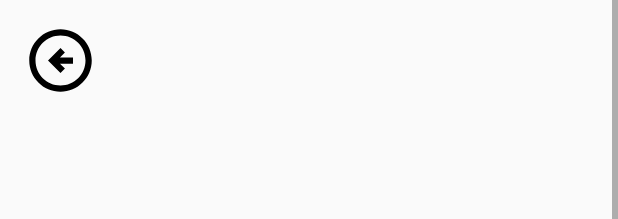
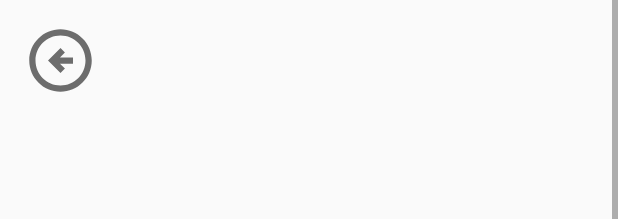
Before and after one commit to alexzagainov/MovieApp, an Android app: the layout activity_movie_details.xml on its own in the app's theme, with its tools: preview values and no code run, on a phone screen of 412 x 824 dp. Shown: the top 219 px of the screen. Run offline under Robolectric (Android 15) with nearby library versions, the phone set to English and light mode, and no system bars.

Commit message:
MOVE BETWEEN ACTIVITIES BUG FIXED

```diff
--- a/app/src/main/java/com/projectapps/movieapp/MainActivity.java
+++ b/app/src/main/java/com/projectapps/movieapp/MainActivity.java
@@ -15,6 +15,7 @@ import android.widget.EditText;
 import android.widget.ImageView;
 import android.widget.Toast;
 
+import com.projectapps.movieapp.adapters.MainMovieListAdapter;
 import com.projectapps.movieapp.models.MovieModel;
 import com.projectapps.movieapp.viewmodels.MovieListViewModel;
 import com.projectapps.movieapp.views.CategoryMoviesList;
--- a/app/src/main/java/com/projectapps/movieapp/ActorsListAdapter.java
+++ b/app/src/main/java/com/projectapps/movieapp/adapters/ActorsListAdapter.java
@@ -1,4 +1,4 @@
-package com.projectapps.movieapp;
+package com.projectapps.movieapp.adapters;
 
 import android.content.Context;
 import android.view.LayoutInflater;
@@ -11,10 +11,10 @@ import androidx.annotation.NonNull;
 import androidx.recyclerview.widget.RecyclerView;
 
 import com.bumptech.glide.Glide;
+import com.projectapps.movieapp.R;
 import com.projectapps.movieapp.models.ActorModel;
 
 import java.util.ArrayList;
-import java.util.zip.Inflater;
 
 public class ActorsListAdapter extends RecyclerView.Adapter<ActorsListAdapter.ActorsViewHolder> {
 
--- a/app/src/main/java/com/projectapps/movieapp/CategoryListAdapter.java
+++ b/app/src/main/java/com/projectapps/movieapp/adapters/CategoryListAdapter.java
@@ -1,4 +1,4 @@
-package com.projectapps.movieapp;
+package com.projectapps.movieapp.adapters;
 
 import android.content.Context;
 import android.view.LayoutInflater;
@@ -11,6 +11,7 @@ import androidx.annotation.NonNull;
 import androidx.recyclerview.widget.RecyclerView;
 
 import com.bumptech.glide.Glide;
+import com.projectapps.movieapp.R;
 import com.projectapps.movieapp.models.MovieModel;
 
 import java.util.ArrayList;
--- a/app/src/main/java/com/projectapps/movieapp/GenreListAdapter.java
+++ b/app/src/main/java/com/projectapps/movieapp/adapters/GenreListAdapter.java
@@ -1,7 +1,6 @@
-package com.projectapps.movieapp;
+package com.projectapps.movieapp.adapters;
 
 import android.content.Context;
-import android.content.Intent;
 import android.view.LayoutInflater;
 import android.view.View;
 import android.view.ViewGroup;
@@ -10,6 +9,7 @@ import android.widget.TextView;
 import androidx.annotation.NonNull;
 import androidx.recyclerview.widget.RecyclerView;
 
+import com.projectapps.movieapp.R;
 import com.projectapps.movieapp.models.GenreModel;
 
 import java.util.ArrayList;
--- a/app/src/main/java/com/projectapps/movieapp/MainMovieListAdapter.java
+++ b/app/src/main/java/com/projectapps/movieapp/adapters/MainMovieListAdapter.java
@@ -1,4 +1,4 @@
-package com.projectapps.movieapp;
+package com.projectapps.movieapp.adapters;
 
 import android.content.Context;
 import android.view.LayoutInflater;
@@ -8,6 +8,7 @@ import android.widget.ImageView;
 import androidx.annotation.NonNull;
 import androidx.recyclerview.widget.RecyclerView;
 import com.bumptech.glide.Glide;
+import com.projectapps.movieapp.R;
 import com.projectapps.movieapp.models.MovieModel;
 import java.util.ArrayList;
 
--- a/app/src/main/java/com/projectapps/movieapp/views/LottieStart.java
+++ b/app/src/main/java/com/projectapps/movieapp/views/LottieStart.java
@@ -23,6 +23,7 @@ public class LottieStart extends AppCompatActivity {
             public void run() {
                 Intent i = new Intent(getApplicationContext(), MainActivity.class);
                 startActivity(i);
+                finish();
             }
         },2000);
 
--- a/app/src/main/res/drawable/arrow_circle_left.xml
+++ b/app/src/main/res/drawable/arrow_circle_left.xml
@@ -1,4 +1,4 @@
-<vector xmlns:android="http://schemas.android.com/apk/res/android" android:height="24dp" android:tint="#000000" android:viewportHeight="24" android:viewportWidth="24" android:width="24dp">
+<vector xmlns:android="http://schemas.android.com/apk/res/android" android:height="24dp" android:tint="#6D6D6D" android:viewportHeight="24" android:viewportWidth="24" android:width="24dp">
 
     <path android:fillColor="@android:color/white" android:pathData="M2,12c0,5.52 4.48,10 10,10c5.52,0 10,-4.48 10,-10S17.52,2 12,2C6.48,2 2,6.48 2,12zM20,12c0,4.42 -3.58,8 -8,8c-4.42,0 -8,-3.58 -8,-8s3.58,-8 8,-8C16.42,4 20,7.58 20,12zM8,12l4,-4l1.41,1.41L11.83,11H16v2h-4.17l1.59,1.59L12,16L8,12z"/>
 
```
Also changed, not shown: app/src/main/java/com/projectapps/movieapp/views/CategoryMoviesList.java (+2 -5 lines), app/src/main/java/com/projectapps/movieapp/views/MovieDetails.java (+17 -7 lines).
